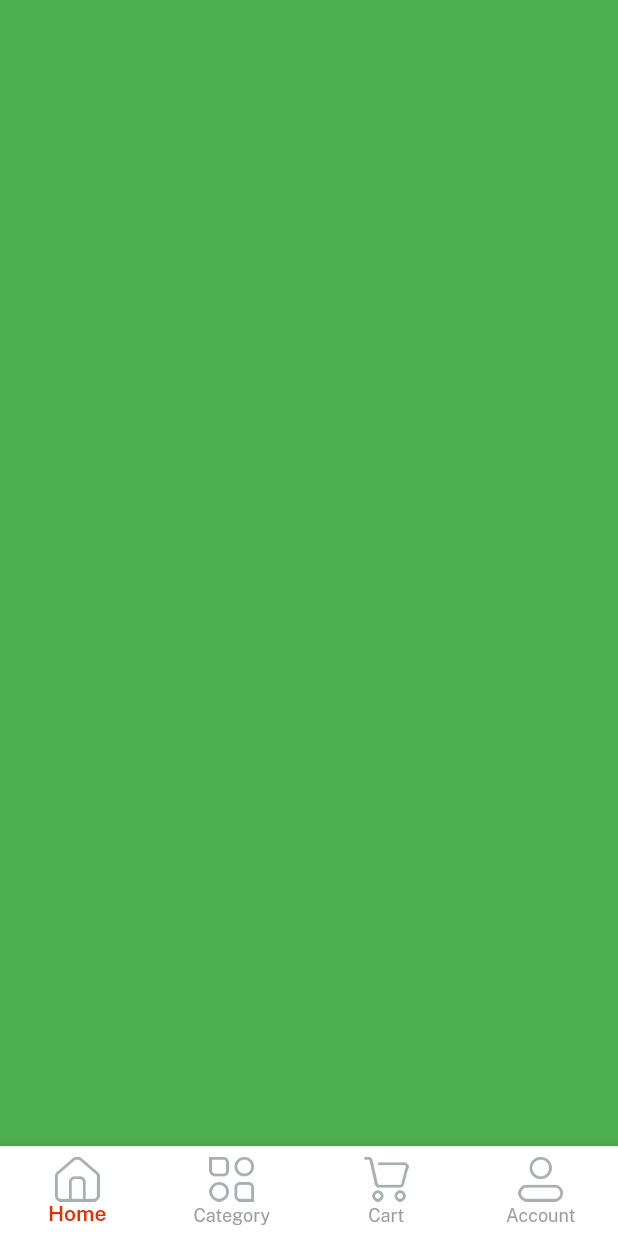
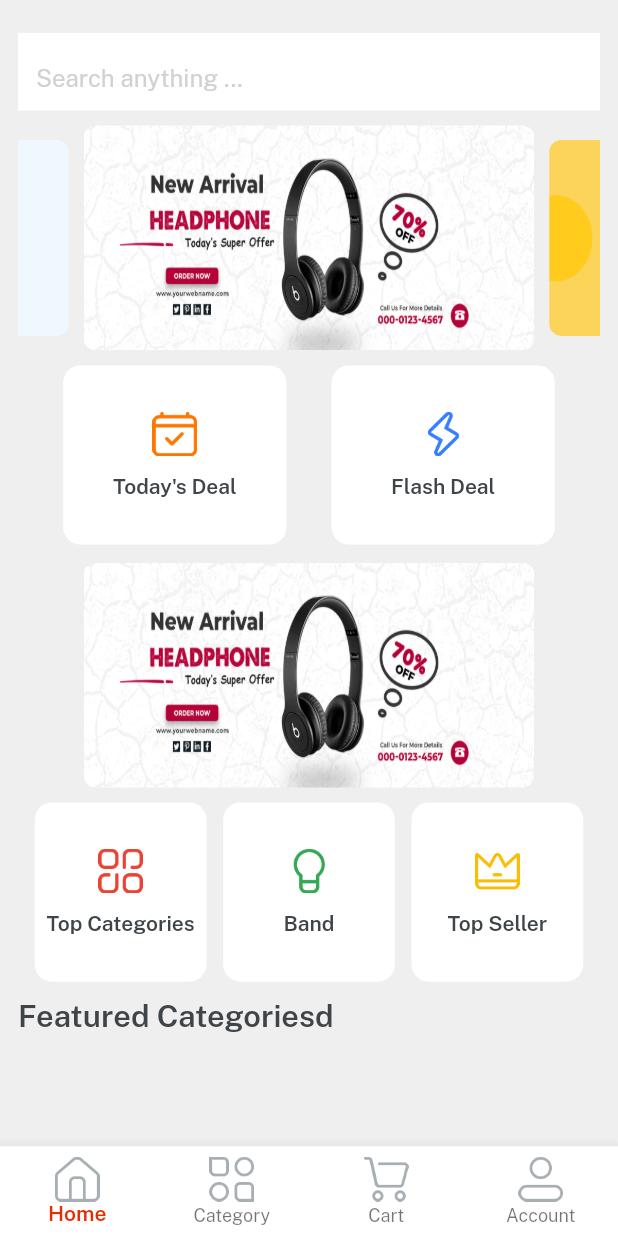
Before and after one commit to irfan701/Flutter_HayyatMartApp, a Flutter app: the screen it shows after launch, after a tap on "Login", on a phone screen of 412 x 824 dp. Run offline on Flutter 3.47's test engine with Material 2 defaults, Android fonts, the light colour scheme and no system bars; drawn by our look-alikes of velocity_x; our stand-ins replace flutter_screenutil, get.

Commit message:
created home screen

```diff
--- a/lib/consts/lists.dart
+++ b/lib/consts/lists.dart
@@ -1,3 +1,7 @@
 import 'package:hayyat_mart_app/consts/images.dart';
 
 const socialIconLiost = [icFacebookLogo, icGoogleLogo, icTwitterLogo];
+
+const slidersList = [imgSlider1, imgSlider2, imgSlider3, imgSlider4];
+
+const sliderListTwo = [imgSlider1, imgS2, imgS3, imgS4];
--- a/lib/ui/route/route.dart
+++ b/lib/ui/route/route.dart
@@ -1,7 +1,7 @@
 import 'package:get/get.dart';
 import 'package:hayyat_mart_app/ui/views/auth/login_screen.dart';
 import 'package:hayyat_mart_app/ui/views/auth/signup_screen.dart';
-import 'package:hayyat_mart_app/ui/views/home_screen.dart';
+import 'package:hayyat_mart_app/ui/views/home/bottom_nav_controller.dart';
 import 'package:hayyat_mart_app/ui/views/splash_screen.dart';
 
 const splash = '/splash-screen';
@@ -31,7 +31,7 @@ List<GetPage> getPages = [
   GetPage(name: signin, page: () => LoginScreen()),
   // GetPage(name: userForm, page: () => UserFormScreen()),
   // GetPage(name: privacyPolicy, page: () => PrivacyPolicyScreen()),
-  GetPage(name: home, page: () => HomeScreen()),
+  GetPage(name: home, page: () => Home()),
   // GetPage(name: faq, page: () => Faq()),
   // GetPage(name: rateUs, page: () => Faq()),
   // GetPage(name: support, page: () => Support()),
--- /dev/null
+++ b/lib/ui/views/cart/cart_screen.dart
@@ -0,0 +1,10 @@
+import 'package:hayyat_mart_app/consts/consts.dart';
+
+class CartScreen extends StatelessWidget {
+  const CartScreen({super.key});
+
+  @override
+  Widget build(BuildContext context) {
+    return Scaffold(backgroundColor: Colors.black);
+  }
+}
--- /dev/null
+++ b/lib/ui/views/category/category_screen.dart
@@ -0,0 +1,14 @@
+import 'package:flutter/src/widgets/framework.dart';
+import 'package:flutter/src/widgets/placeholder.dart';
+import 'package:hayyat_mart_app/consts/consts.dart';
+
+class CategoryScreen extends StatelessWidget {
+  const CategoryScreen({super.key});
+
+  @override
+  Widget build(BuildContext context) {
+    return Scaffold(
+      backgroundColor: Colors.redAccent,
+    );
+  }
+}
--- a/lib/ui/views/home_screen.dart
+++ b/lib/ui/views/home/bottom_nav_controller.dart
@@ -1,6 +1,10 @@
 import 'package:hayyat_mart_app/consts/consts.dart';
+import 'package:hayyat_mart_app/ui/views/cart/cart_screen.dart';
+import 'package:hayyat_mart_app/ui/views/category/category_screen.dart';
+import 'package:hayyat_mart_app/ui/views/home/home_screen.dart';
+import 'package:hayyat_mart_app/ui/views/profile/profile_screen.dart';
 
-class HomeScreen extends StatelessWidget {
+class Home extends StatelessWidget {
   @override
   Widget build(BuildContext context) {
     var navBarItems = [
@@ -31,18 +35,10 @@ class HomeScreen extends StatelessWidget {
     ];
     var _currentIndex = 0.obs;
     var _pages = [
-      Container(
-        color: Colors.green,
-      ),
-      Container(
-        color: Colors.red,
-      ),
-      Container(
-        color: Colors.grey,
-      ),
-      Container(
-        color: Colors.lightGreen,
-      ),
+      const HomeScreen(),
+      const CategoryScreen(),
+      const CartScreen(),
+      const ProfileScreen()
     ];
 
     return Scaffold(
@@ -53,7 +49,7 @@ class HomeScreen extends StatelessWidget {
           backgroundColor: whiteColor,
           type: BottomNavigationBarType.fixed,
           selectedItemColor: redColor,
-          unselectedItemColor: Colors.grey,
+          //unselectedItemColor: Colors.grey,
           selectedLabelStyle: TextStyle(fontFamily: semibold),
           onTap: (value) {
             _currentIndex.value = value;
--- /dev/null
+++ b/lib/ui/views/home/home_screen.dart
@@ -0,0 +1,137 @@
+import 'package:hayyat_mart_app/consts/consts.dart';
+import 'package:hayyat_mart_app/consts/lists.dart';
+import 'package:hayyat_mart_app/ui/widgets/hom_btn_widget.dart';
+import 'package:hayyat_mart_app/ui/widgets/textstyle_widget.dart';
+
+class HomeScreen extends StatelessWidget {
+  const HomeScreen({super.key});
+
+  @override
+  Widget build(BuildContext context) {
+    return Container(
+      padding: EdgeInsets.all(12),
+      color: lightGrey,
+      width: context.screenWidth,
+      height: context.screenHeight,
+      child: SafeArea(
+        child: Column(
+          children: [
+            Container(
+              alignment: Alignment.center,
+              color: lightGrey,
+              height: 60.h,
+              child: TextFormField(
+                decoration: InputDecoration(
+                    border: InputBorder.none,
+                    suffix: Icon(Icons.search),
+                    filled: true,
+                    fillColor: whiteColor,
+                    hintText: "Search anything ...",
+                    hintStyle: TextStyle(color: textfieldGrey)),
+              ),
+            ),
+            Expanded(
+              child: SingleChildScrollView(
+                physics: BouncingScrollPhysics(),
+                child: Column(
+                  children: [
+                    VxSwiper.builder(
+                        aspectRatio: 16 / 9,
+                        autoPlay: true,
+                        height: 150,
+                        enlargeCenterPage: true,
+                        itemCount: slidersList.length,
+                        itemBuilder: (_, index) {
+                          return Container(
+                            margin: EdgeInsets.symmetric(horizontal: 5),
+                            child: ClipRRect(
+                              clipBehavior: Clip.antiAlias,
+                              borderRadius: BorderRadius.circular(8.0),
+                              child: Image.asset(
+                                slidersList[index],
+                                fit: BoxFit.fill,
+                              ),
+                            ),
+                          );
+                        }),
+                    SizedBox(
+                      height: 10,
+                    ),
+                    Row(
+                      mainAxisAlignment: MainAxisAlignment.spaceEvenly,
+                      children: List.generate(
+                          2,
+                          (index) => homeBtnWidget(
+                                width: 130.w,
+                                height: 100.h,
+                                iconName:
+                                    index == 0 ? icTodaysDeal : icFlashDeal,
+                                label:
+                                    index == 0 ? "Today's Deal" : "Flash Deal",
+                              )),
+                    ),
+                    SizedBox(
+                      height: 10.h,
+                    ),
+                    VxSwiper.builder(
+                        aspectRatio: 16 / 9,
+                        autoPlay: true,
+                        height: 150,
+                        enlargeCenterPage: true,
+                        itemCount: sliderListTwo.length,
+                        itemBuilder: (_, index) {
+                          return Container(
+                            margin: EdgeInsets.symmetric(horizontal: 5),
+                            child: ClipRRect(
+                              clipBehavior: Clip.antiAlias,
+                              borderRadius: BorderRadius.circular(8.0),
+                              child: Image.asset(
+                                sliderListTwo[index],
+                                fit: BoxFit.fill,
+                              ),
+                            ),
+                          );
+                        }),
+                    SizedBox(
+                      height: 10,
+                    ),
+                    Row(
+                      mainAxisAlignment: MainAxisAlignment.spaceEvenly,
+                      children: List.generate(
+                          3,
+                          (index) => homeBtnWidget(
+                                width: 100.w,
+                                height: 100.h,
+                                iconName: index == 0
+                                    ? icTopCategories
+                                    : index == 1
+                                        ? icBrands
+                                        : icTopSeller,
+                                label: index == 0
+                                    ? "Top Categories"
+                                    : index == 1
+                                        ? "Band"
+                                        : "Top Seller",
+                              )),
+                    ),
+                    SizedBox(
+                      height: 10,
+                    ),
+                    Align(
+                      alignment: Alignment.centerLeft,
+                      child: TextStyleWidget(
+                          label: "Featured Categoriesd",
+                          fontFamily: semibold,
+                          fontSize: 18.sp,
+                          color: darkFontGrey),
+                    ),
+                  ],
+                ),
+              ),
+            )
+          ],
+        ),
+      ),
+    );
+  }
+}
--- /dev/null
+++ b/lib/ui/views/profile/profile_screen.dart
@@ -0,0 +1,12 @@
+import 'package:hayyat_mart_app/consts/consts.dart';
+
+class ProfileScreen extends StatelessWidget {
+  const ProfileScreen({super.key});
+
+  @override
+  Widget build(BuildContext context) {
+    return Scaffold(
+      backgroundColor: Colors.green,
+    );
+  }
+}
--- /dev/null
+++ b/lib/ui/widgets/hom_btn_widget.dart
@@ -0,0 +1,27 @@
+import 'package:hayyat_mart_app/consts/consts.dart';
+import 'package:hayyat_mart_app/ui/widgets/textstyle_widget.dart';
+
+Widget homeBtnWidget(
+    {double? width, double? height, iconName, label, onPressed}) {
+  return Container(
+    // padding: EdgeInsets.on(10),
+    width: width,
+    height: height,
+    decoration: BoxDecoration(
+        color: whiteColor, borderRadius: BorderRadius.circular(10.r)),
+    child: Column(
+      mainAxisAlignment: MainAxisAlignment.center,
+      children: [
+        Image.asset(
+          iconName,
+          width: 26.w,
+        ),
+        SizedBox(
+          height: 10.h,
+        ),
+        TextStyleWidget(
+            label: label, fontFamily: semibold, color: darkFontGrey),
+      ],
+    ),
+  );
+}
```
